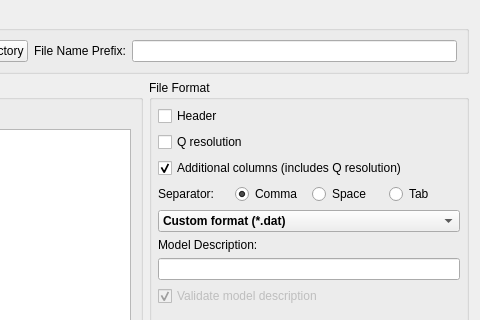
This is qt/scientific_interfaces/ISISReflectometry/GUI/Save/SaveWidget.ui in mantidproject/mantid as Qt 5 draws it before an edit; both pictures show x 508 to 988 and y 0 to 320 of the 988 by 672 pixel window. The edited form follows.
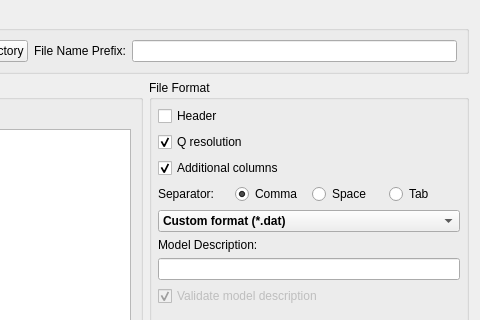
This is the edited form.

Commit message: make GUI consistent with algorithm

Diff of the .ui file:
```diff
--- a/qt/scientific_interfaces/ISISReflectometry/GUI/Save/SaveWidget.ui
+++ b/qt/scientific_interfaces/ISISReflectometry/GUI/Save/SaveWidget.ui
@@ -220,6 +220,9 @@
           <property name="text">
            <string>Q resolution</string>
           </property>
+          <property name="checked">
+           <bool>true</bool>
+          </property>
          </widget>
         </item>
         <item>
@@ -228,7 +231,7 @@
            <string>Include columns Q resolution, lambda, dlambda, theta and dtheta for non-stitched datasets.</string>
           </property>
           <property name="text">
-           <string>Additional columns (includes Q resolution)</string>
+           <string>Additional columns</string>
           </property>
           <property name="checked">
            <bool>true</bool>
```
Left out of the diff: 2 changed lines with no effect on the pictures. The commit also changes 4 other files.
